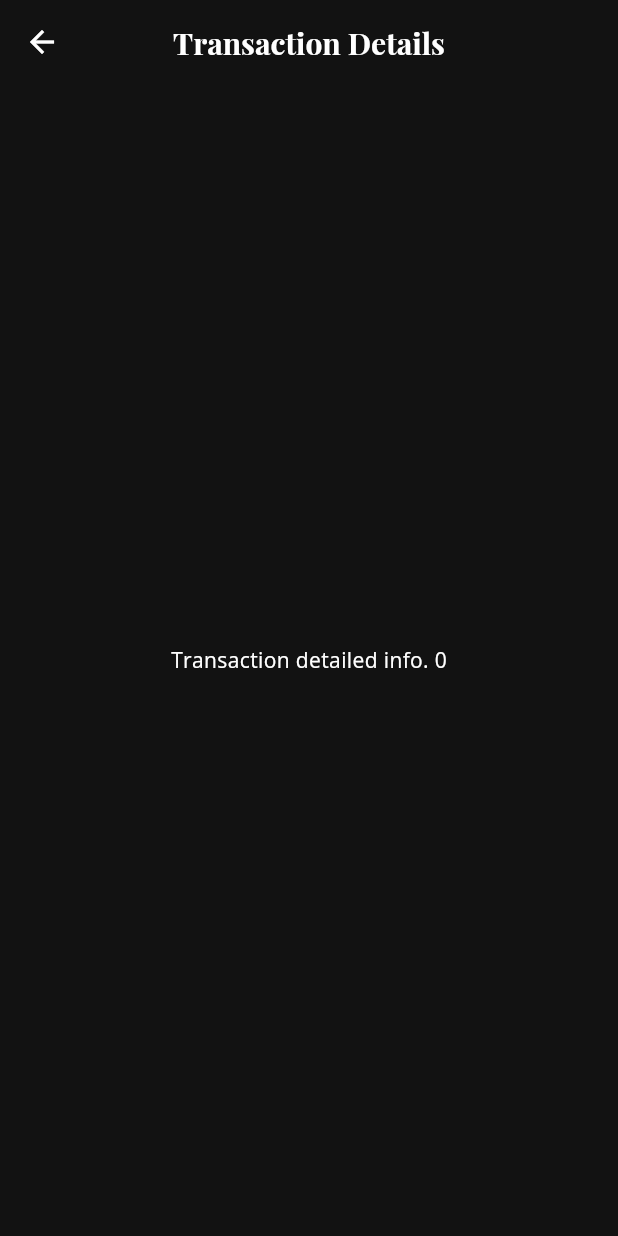
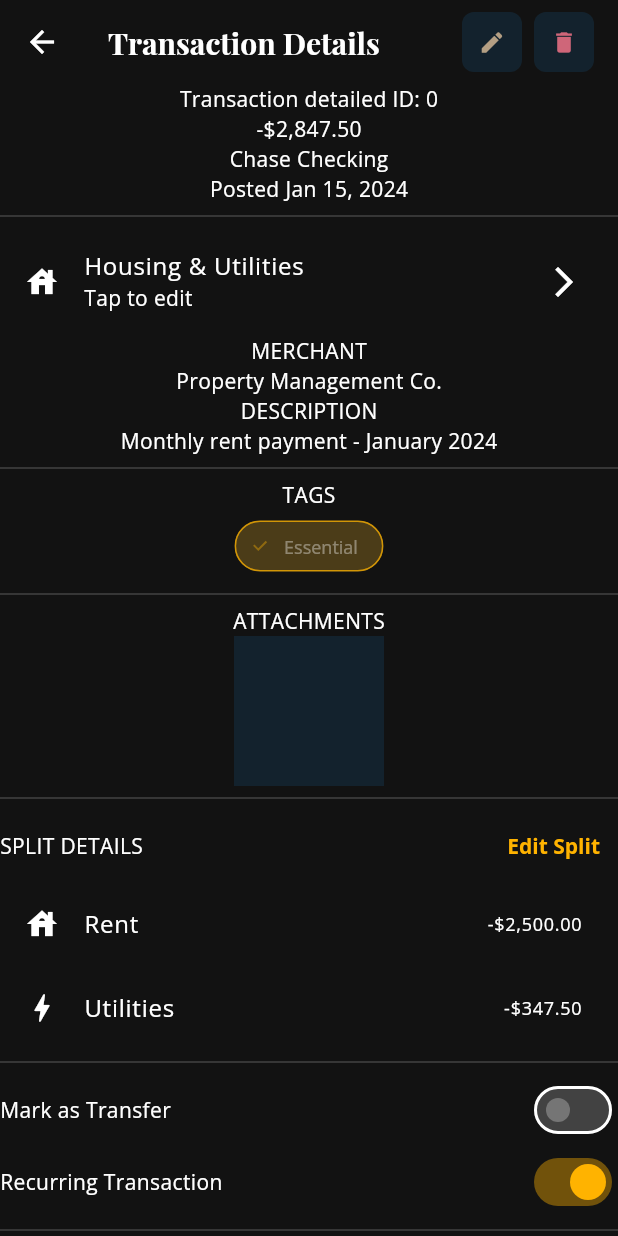
Before and after one commit to MiThaikKaMar/xpens_flow, a Flutter app: the TransactionDetailPage screen opened directly with empty values, on a phone screen of 412 x 824 dp. Run offline on Flutter 3.47's test engine with Material 3 defaults, Android fonts, the phone set to English and light mode, and no system bars; our stand-ins replace equatable, flutter_bloc, flutter_datetime_picker_plus, flutter_timezone, fpdart, get_it and 7 more; missing offline and left inert: currency_picker; accounts and stored records are empty; statements that could not run were skipped.

Commit message:
add transaction detail raw ui

```diff
--- a/lib/app/router/app_router.dart
+++ b/lib/app/router/app_router.dart
@@ -15,6 +15,7 @@
 import 'package:xpens_flow/features/onboarding/presentation/pages/welcome_page.dart';
 import 'package:xpens_flow/features/settings/presentation/pages/more_page.dart';
 import 'package:xpens_flow/features/transactions/presentation/pages/transaction_detail_page.dart';
+import 'package:xpens_flow/features/transactions/presentation/pages/transaction_editor_page.dart';
 import 'package:xpens_flow/features/transactions/presentation/pages/transactions_feed_page.dart';
 
 import '../../core/common/utils/app_strings.dart';
@@ -87,6 +88,14 @@
         builder: (BuildContext context, GoRouterState state) {
           final id = state.pathParameters['id']!;
           return TransactionDetailPage(transactionId: int.parse(id));
+        },
+      ),
+      GoRoute(
+        path: Routes.transactionEdit,
+        builder: (context, state) {
+          final idString = state.pathParameters['id']!;
+          final transactionId = int.parse(idString);
+          return TransactionEditorPage(transactionId: transactionId);
         },
       ),
       StatefulShellRoute.indexedStack(
--- a/lib/app/router/routes.dart
+++ b/lib/app/router/routes.dart
@@ -17,6 +17,7 @@
   //Transactions
   static String transactions = "/transactions";
   static String transactionDetail = "/transactions/:id";
+  static String transactionEdit = "/transactions/:id/edit";
 
   // Budgets
   static String budgets = "/budgets";
--- a/lib/core/ui/format/date_format.dart
+++ b/lib/core/ui/format/date_format.dart
@@ -35,7 +35,8 @@
     return 'Yesterday';
   } else if (now.difference(dateTime).inDays < 7) {
     // Within the last week, show day name
-    return DateFormat('EEEE').format(dateTime);
+    //return DateFormat('EEEE').format(dateTime);
+    return DateFormat('MMM d').format(dateTime);
   } else {
     // Older dates, show full date
     return DateFormat('MMM d').format(dateTime);
--- a/lib/features/transactions/presentation/pages/transaction_detail_page.dart
+++ b/lib/features/transactions/presentation/pages/transaction_detail_page.dart
@@ -1,4 +1,11 @@
+// ignore_for_file: deprecated_member_use
+
 import 'package:flutter/material.dart';
+import 'package:go_router/go_router.dart';
+import 'package:xpens_flow/app/router/routes.dart';
+
+import '../../../../core/ui/theme/colors.dart';
+import '../../../../core/ui/theme/spacing.dart';
 
 class TransactionDetailPage extends StatefulWidget {
   const TransactionDetailPage({super.key, required this.transactionId});
@@ -13,9 +20,163 @@
   @override
   Widget build(BuildContext context) {
     return Scaffold(
-      appBar: AppBar(title: Text("Transaction Details")),
-      body: Center(
-        child: Text("Transaction detailed info. ${widget.transactionId}"),
+      appBar: AppBar(
+        title: Text("Transaction Details"),
+        centerTitle: false,
+        actions: [
+          // Edit the transaction
+          Container(
+            decoration: BoxDecoration(
+              color: AppColors.darkBlueBgLight,
+              borderRadius: BorderRadius.circular(AppSpacing.sm),
+            ),
+            child: IconButton(
+              onPressed: () {
+                context.push(
+                  Routes.transactionEdit.replaceAll(
+                    ':id',
+                    widget.transactionId.toString(),
+                  ),
+                );
+              },
+              icon: Icon(
+                Icons.edit,
+                size: AppSpacing.size18,
+                color: AppColors.darkOrange.withOpacity(0.7),
+              ),
+              splashRadius: 1, // Minimize splash effect
+              visualDensity: VisualDensity.compact, // Add this
+            ),
+          ),
+          SizedBox(width: AppSpacing.sm),
+
+          //Delete the transaction
+          Container(
+            margin: EdgeInsets.only(right: AppSpacing.md),
+
+            decoration: BoxDecoration(
+              color: AppColors.darkBlueBgLight,
+              borderRadius: BorderRadius.circular(AppSpacing.sm),
+            ),
+            child: IconButton(
+              onPressed: () {},
+              icon: Icon(
+                Icons.delete,
+                size: AppSpacing.size18,
+                color: AppColors.error,
+              ),
+              splashRadius: 1, // Minimize splash effect
+              visualDensity: VisualDensity.compact, // Add this
+            ),
+          ),
+        ],
+      ),
+      body: SingleChildScrollView(
+        child: Column(
+          children: [
+            Text("Transaction detailed ID: ${widget.transactionId}"),
+
+            // Top part
+            Text("-\$2,847.50"),
+            Text('Chase Checking'),
+
+            /// Account
+            ///Chase: This is the name of a well-known major bank (JPMorgan Chase).
+            ///Checking: This indicates the type of account at Chase Bank. A checking account is a standard deposit account that allows for easy access to funds for everyday transactions like paying bills, making purchases, etc.
+            ///the visual element showing "Chase Checking" below the transaction amount (-\$2,847.50) signifies that this rent payment was debited from your Chase checking account.
+            Text("Posted Jan 15, 2024"),
+            Divider(),
+
+            //..................................
+
+            /// Info Part
+            ListTile(
+              leading: Icon(Icons.house),
+              title: Text("Housing & Utilities"),
+              subtitle: Text("Tap to edit"),
+              trailing: Icon(Icons.arrow_forward_ios),
+            ),
+
+            /// Merchant
+            Text("MERCHANT"),
+            Text("Property Management Co."),
+
+            /// Description
+            Text("DESCRIPTION"),
+            Text("Monthly rent payment - January 2024"),
+            Divider(),
+
+            //....................................
+            /// Tags
+            Text("TAGS"),
+            ChoiceChip(label: Text("Essential"), selected: true),
+            Divider(),
+
+            //........................................
+
+            //Attachments
+            Text("ATTACHMENTS"),
+            Container(
+              color: AppColors.darkBlueBgLight,
+              width: AppSpacing.size100,
+              height: AppSpacing.size100,
+            ),
+            Divider(),
+
+            //......................
+            // Split Details
+            Row(
+              mainAxisAlignment: MainAxisAlignment.spaceBetween,
+              children: [
+                Text("SPLIT DETAILS"),
+                TextButton(onPressed: () {}, child: Text("Edit Split")),
+              ],
+            ),
+            ListTile(
+              leading: Icon(Icons.house),
+              title: Text("Rent"),
+              trailing: Text("-\$2,500.00"),
+            ),
+            ListTile(
+              leading: Icon(Icons.bolt),
+              title: Text("Utilities"),
+              trailing: Text("-\$347.50"),
+            ),
+            Divider(),
+            //.............................
+            // Rules
+            Row(
+              mainAxisAlignment: MainAxisAlignment.spaceBetween,
+              children: [
+                Text("Mark as Transfer"),
+                Switch(value: false, onChanged: (bool value) {}),
+              ],
+            ),
+            Row(
+              mainAxisAlignment: MainAxisAlignment.spaceBetween,
+              children: [
+                Text("Recurring Transaction"),
+                Switch(value: true, onChanged: (bool value) {}),
+              ],
+            ),
+            Divider(),
+
+            //................................
+            //Audit
+            Text("AUDIT TRAIL"),
+            Text("Created: Jan 15, 2024 at 9:32 AM"),
+            Text("Updated: Jan 15, 2024 at 9:35 AM"),
+            SizedBox(height: AppSpacing.md),
+            RichText(
+              text: TextSpan(
+                children: [
+                  TextSpan(text: "Rule applied:"),
+                  TextSpan(text: "Monthly Rent Auto-categorize"),
+                ],
+              ),
+            ),
+          ],
+        ),
       ),
     );
   }
--- a/lib/features/transactions/presentation/pages/transaction_editor_page.dart
+++ b/lib/features/transactions/presentation/pages/transaction_editor_page.dart
@@ -0,0 +1,20 @@
+import 'package:flutter/material.dart';
+
+class TransactionEditorPage extends StatefulWidget {
+  const TransactionEditorPage({super.key, required this.transactionId});
+
+  final int transactionId;
+
+  @override
+  State<TransactionEditorPage> createState() => _TransactionEditorPageState();
+}
+
+class _TransactionEditorPageState extends State<TransactionEditorPage> {
+  @override
+  Widget build(BuildContext context) {
+    return Scaffold(
+      appBar: AppBar(title: Text("Edit Transaction")),
+      body: Center(child: Text("Transaction Editor Page")),
+    );
+  }
+}
```
